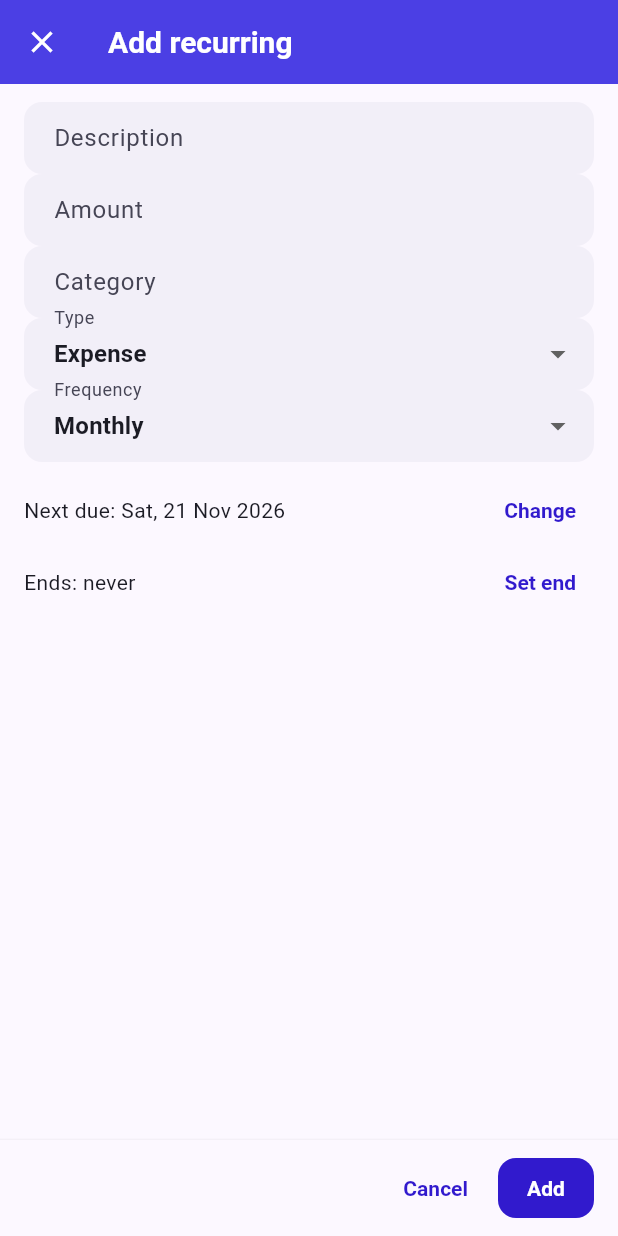
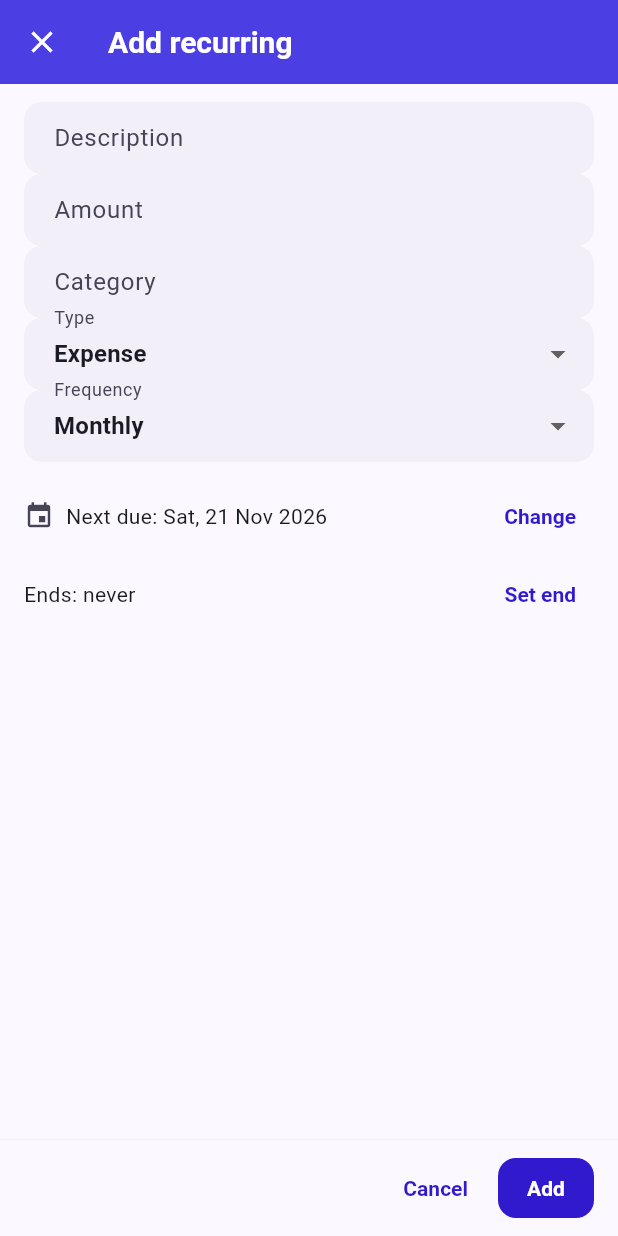
Before and after one commit to AnandSelvam04/FinanceTracker, a Flutter app: the RecurringScreen screen opened directly, after a tap on the "add" icon, on a phone screen of 412 x 824 dp. Run offline on Flutter 3.47's test engine with Material 3 defaults, Android fonts, the phone set to English and light mode, and no system bars; our stand-ins replace csv, file_picker, fl_chart, flutter_local_notifications, flutter_secure_storage, flutter_timezone and 12 more; missing offline and left inert: cryptography, google_mlkit_text_recognition, google_sign_in_platform_interface, googleapis, home_widget; accounts and stored records are empty.

Commit message:
Use one date row everywhere a form picks a date
The edit sheets, the investment editor and the recurring form had their
own 'Date: … Change' rows; they now use DateFieldRow like Add expense and
Transfer, which takes an optional label for 'Next due'.

Co-Authored-By: Claude Opus 5.5 <noreply@anthropic.com>
Claude-Session: https://claude.ai/code/session_01M2AmBUcuebd8t2hg6fP2iS

```diff
--- a/lib/screens/recurring_screen.dart
+++ b/lib/screens/recurring_screen.dart
@@ -15,6 +15,7 @@ import '../utils/insets.dart';
 import '../utils/date_format.dart';
 import '../widgets/category_avatar.dart';
 import '../widgets/empty_state.dart';
+import '../widgets/date_field_row.dart';
 import '../widgets/swipe_actions.dart';
 import '../utils/dimens.dart';
 import '../utils/font_sizes.dart';
@@ -186,35 +187,20 @@ class _RecurringScreenState extends State<RecurringScreen> {
                       onChanged: (v) => _accountId = v,
                     ),
                   const SizedBox(height: Space.sm),
-                  Row(
-                    children: [
-                      Expanded(
-                          child:
-                              Text('Next due: ${formatDateWithDay(_nextDue)}')),
-                      TextButton(
-                        onPressed: () async {
-                          final picked = await showDatePicker(
-                            context: context,
-                            initialDate: _nextDue,
+                  DateFieldRow(
+                    label: 'Next due',
+                    date: _nextDue,
                     firstDate: DateTime(2000),
                     lastDate: DateTime(2100),
-                          );
-                          if (picked != null) {
-                            setDialogState(() {
+                    onChanged: (picked) => setDialogState(() {
                       _nextDue = picked;
-                              // An end date before the first occurrence would
-                              // end the rule before it ever posts.
+                      // An end date before the first occurrence would end
+                      // the rule before it ever posts.
                       if (_endDate != null &&
-                                  _endDate!
-                                      .isBefore(DateUtils.dateOnly(picked))) {
+                          _endDate!.isBefore(DateUtils.dateOnly(picked))) {
                         _endDate = null;
                       }
-                            });
-                          }
-                        },
-                        child: const Text('Change'),
-                      ),
-                    ],
+                    }),
                   ),
                   Row(
                     children: [
--- a/lib/widgets/date_field_row.dart
+++ b/lib/widgets/date_field_row.dart
@@ -16,12 +16,17 @@ class DateFieldRow extends StatelessWidget {
   final DateTime firstDate;
   final DateTime lastDate;
 
+  /// What the date is, when it isn't simply the transaction's date
+  /// ("Next due", say).
+  final String? label;
+
   const DateFieldRow({
     super.key,
     required this.date,
     required this.onChanged,
     required this.firstDate,
     required this.lastDate,
+    this.label,
   });
 
   @override
@@ -32,7 +37,10 @@ class DateFieldRow extends StatelessWidget {
         children: [
           Icon(Icons.event, size: 20, color: mutedTextColor(context)),
           const SizedBox(width: Space.sm),
-          Expanded(child: Text(formatDateWithDay(date))),
+          Expanded(
+              child: Text(label == null
+                  ? formatDateWithDay(date)
+                  : '$label: ${formatDateWithDay(date)}')),
           TextButton(
             onPressed: () async {
               final picked = await showDatePicker(
```
Also changed, not shown: lib/screens/investment_type_screen.dart (+6 -19 lines), lib/widgets/transaction_edit_sheet.dart (+11 -36 lines). Lines whose indentation alone changed are shown as unchanged.
